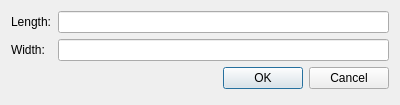
Qt form Ui/UiFiles/Rectangular_cross_section_dialog_window.ui (mark2661/beamCalculator) before a commit.
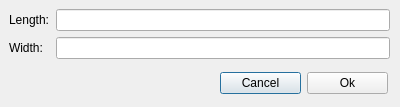
The same form after that commit.

Commit message: added automated test for dialog windows

The edit to the form file:
```diff
--- a/Ui/UiFiles/Rectangular_cross_section_dialog_window.ui
+++ b/Ui/UiFiles/Rectangular_cross_section_dialog_window.ui
@@ -7,12 +7,47 @@
     <x>0</x>
     <y>0</y>
     <width>400</width>
-    <height>105</height>
+    <height>107</height>
    </rect>
   </property>
   <property name="windowTitle">
    <string>Dialog</string>
   </property>
+  <widget class="QWidget" name="layoutWidget_2">
+   <property name="geometry">
+    <rect>
+     <x>220</x>
+     <y>70</y>
+     <width>168</width>
+     <height>27</height>
+    </rect>
+   </property>
+   <layout class="QHBoxLayout" name="horizontalLayout_2">
+    <item>
+     <widget class="QPushButton" name="Cancel_button">
+      <property name="text">
+       <string>Cancel</string>
+      </property>
+     </widget>
+    </item>
+    <item>
+     <widget class="QPushButton" name="Ok_button">
+      <property name="text">
+       <string>Ok</string>
+      </property>
+     </widget>
+    </item>
+   </layout>
+  </widget>
+  <widget class="QWidget" name="">
+   <property name="geometry">
+    <rect>
+     <x>9</x>
+     <y>9</y>
+     <width>381</width>
+     <height>58</height>
+    </rect>
+   </property>
   <layout class="QFormLayout" name="formLayout">
    <item row="0" column="0">
     <widget class="QLabel" name="label">
@@ -22,20 +57,7 @@
     </widget>
    </item>
    <item row="0" column="1">
-    <widget class="QLineEdit" name="CrossSectionLengthInputField"/>
-   </item>
-   <item row="2" column="1">
-    <widget class="QDialogButtonBox" name="buttonBox">
-     <property name="orientation">
-      <enum>Qt::Horizontal</enum>
-     </property>
-     <property name="standardButtons">
-      <set>QDialogButtonBox::Cancel|QDialogButtonBox::Ok</set>
-     </property>
-    </widget>
-   </item>
-   <item row="1" column="1">
-    <widget class="QLineEdit" name="CrossSectionWidthInputField"/>
+     <widget class="QLineEdit" name="crossSectionLengthInputField"/>
    </item>
    <item row="1" column="0">
     <widget class="QLabel" name="label_2">
@@ -44,7 +66,11 @@
      </property>
     </widget>
    </item>
-  </layout>
+    <item row="1" column="1">
+     <widget class="QLineEdit" name="crossSectionWidthInputField"/>
+    </item>
+   </layout>
+  </widget>
  </widget>
  <resources/>
  <connections>
```
Left out of the diff: 35 changed lines with no effect on the pictures. Lines whose indentation alone changed are shown as unchanged. The commit also changes 20 other files.
